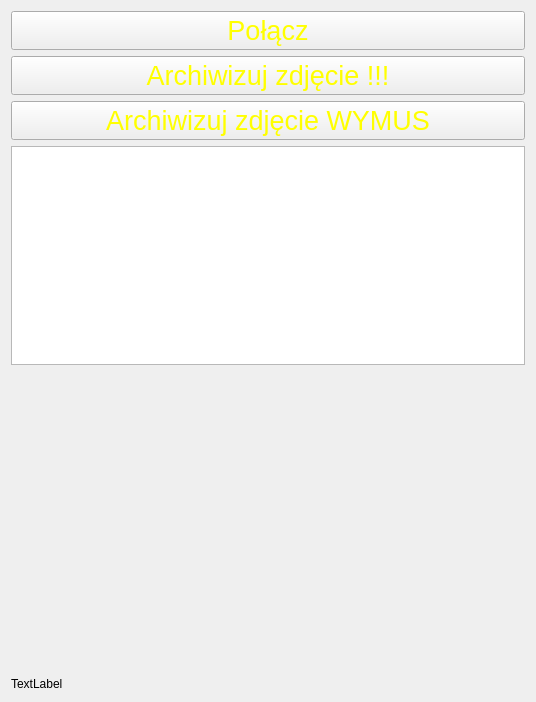
Before: the Qt Designer form ClientApplication/src/libs/ui/MainWindow.ui in militia11/in, drawn with Qt 5.
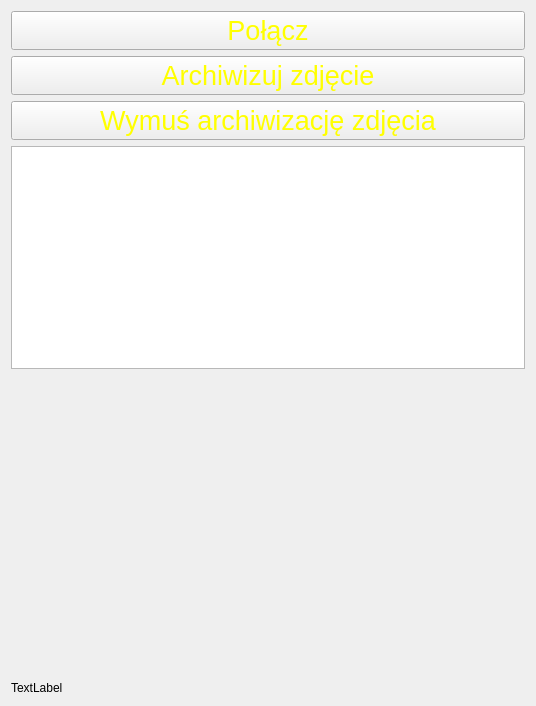
After: the same form once the commit is applied.

Diff of the .ui file:
```diff
--- a/ClientApplication/src/libs/ui/MainWindow.ui
+++ b/ClientApplication/src/libs/ui/MainWindow.ui
@@ -7,7 +7,7 @@
     <x>0</x>
     <y>0</y>
     <width>536</width>
-    <height>702</height>
+    <height>706</height>
    </rect>
   </property>
   <property name="sizePolicy">
@@ -44,7 +44,7 @@
        </font>
       </property>
       <property name="text">
-       <string>Archiwizuj zdjęcie !!!</string>
+       <string>Archiwizuj zdjęcie</string>
       </property>
      </widget>
     </item>
@@ -56,7 +56,7 @@
        </font>
       </property>
       <property name="text">
-       <string>Archiwizuj zdjęcie WYMUS</string>
+       <string>Wymuś archiwizację zdjęcia</string>
       </property>
      </widget>
     </item>
@@ -81,8 +81,8 @@
         </property>
         <property name="maximumSize">
          <size>
-          <width>600</width>
-          <height>429</height>
+          <width>615</width>
+          <height>434</height>
          </size>
         </property>
         <property name="text">
```
